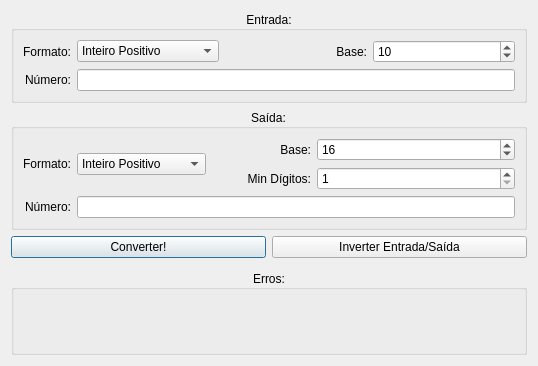
Before: the Qt Designer form src/gui/baseconversordialog.ui in petcomputacaoufrgs/hidracpp, drawn with Qt 5.
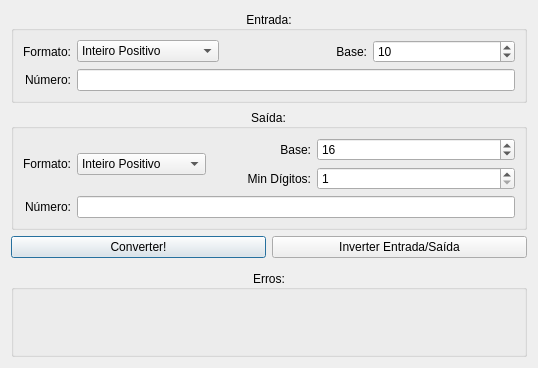
After: the same form once the commit is applied.

What changed in the file:
```diff
--- a/src/gui/baseconversordialog.ui
+++ b/src/gui/baseconversordialog.ui
@@ -7,7 +7,7 @@
     <x>0</x>
     <y>0</y>
     <width>538</width>
-    <height>366</height>
+    <height>368</height>
    </rect>
   </property>
   <property name="windowTitle">
@@ -307,6 +307,9 @@
           <property name="text">
            <string/>
           </property>
+          <property name="alignment">
+           <set>Qt::AlignCenter</set>
+          </property>
          </widget>
         </item>
        </layout>
```
